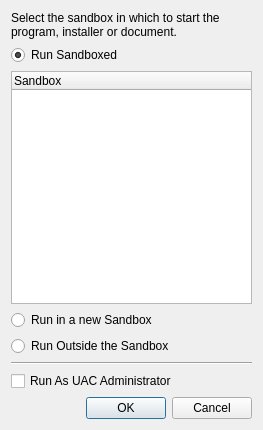
Before: the Qt Designer form SandboxiePlus/SandMan/Forms/SelectBoxWindow.ui in sandboxie-plus/Sandboxie, drawn with Qt 5.
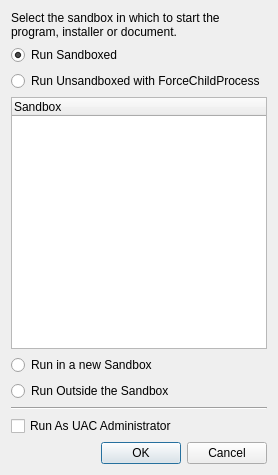
After: the same form once the commit is applied.

```diff
--- a/SandboxiePlus/SandMan/Forms/SelectBoxWindow.ui
+++ b/SandboxiePlus/SandMan/Forms/SelectBoxWindow.ui
@@ -6,8 +6,8 @@
    <rect>
     <x>0</x>
     <y>0</y>
-    <width>263</width>
-    <height>430</height>
+    <width>278</width>
+    <height>475</height>
    </rect>
   </property>
   <property name="sizePolicy">
@@ -31,34 +31,8 @@
   <property name="windowTitle">
    <string>SandboxiePlus select box</string>
   </property>
-  <layout class="QVBoxLayout" name="verticalLayout_2">
-   <item>
     <layout class="QGridLayout" name="gridLayout">
-     <item row="5" column="0">
-      <widget class="Line" name="line">
-       <property name="orientation">
-        <enum>Qt::Horizontal</enum>
-       </property>
-      </widget>
-     </item>
-     <item row="1" column="0">
-      <widget class="QRadioButton" name="radBoxed">
-       <property name="text">
-        <string>Run Sandboxed</string>
-       </property>
-       <property name="checked">
-        <bool>true</bool>
-       </property>
-      </widget>
-     </item>
-     <item row="7" column="0">
-      <widget class="QDialogButtonBox" name="buttonBox">
-       <property name="standardButtons">
-        <set>QDialogButtonBox::Cancel|QDialogButtonBox::Ok</set>
-       </property>
-      </widget>
-     </item>
-     <item row="2" column="0">
+   <item row="3" column="0">
       <widget class="QTreeWidget" name="treeBoxes">
        <column>
         <property name="text">
@@ -67,17 +41,17 @@
        </column>
       </widget>
      </item>
-     <item row="4" column="0">
+   <item row="5" column="0">
       <widget class="QRadioButton" name="radUnBoxed">
        <property name="text">
         <string>Run Outside the Sandbox</string>
        </property>
       </widget>
      </item>
-     <item row="6" column="0">
-      <widget class="QCheckBox" name="chkAdmin">
-       <property name="text">
-        <string>Run As UAC Administrator</string>
+   <item row="7" column="0">
+    <widget class="Line" name="line">
+     <property name="orientation">
+      <enum>Qt::Horizontal</enum>
        </property>
       </widget>
      </item>
@@ -91,7 +65,7 @@
        </property>
       </widget>
      </item>
-     <item row="3" column="0">
+   <item row="4" column="0">
       <widget class="QRadioButton" name="radBoxedNew">
        <property name="text">
         <string>Run in a new Sandbox</string>
@@ -101,7 +75,36 @@
        </property>
       </widget>
      </item>
-    </layout>
+   <item row="8" column="0">
+    <widget class="QCheckBox" name="chkAdmin">
+     <property name="text">
+      <string>Run As UAC Administrator</string>
+     </property>
+    </widget>
+   </item>
+   <item row="9" column="0">
+    <widget class="QDialogButtonBox" name="buttonBox">
+     <property name="standardButtons">
+      <set>QDialogButtonBox::Cancel|QDialogButtonBox::Ok</set>
+     </property>
+    </widget>
+   </item>
+   <item row="1" column="0">
+    <widget class="QRadioButton" name="radBoxed">
+     <property name="text">
+      <string>Run Sandboxed</string>
+     </property>
+     <property name="checked">
+      <bool>true</bool>
+     </property>
+    </widget>
+   </item>
+   <item row="2" column="0">
+    <widget class="QRadioButton" name="radFCPRuned">
+     <property name="text">
+      <string>Run Unsandboxed with ForceChildProcess</string>
+     </property>
+    </widget>
    </item>
   </layout>
  </widget>
```
Lines whose indentation alone changed are shown as unchanged.
